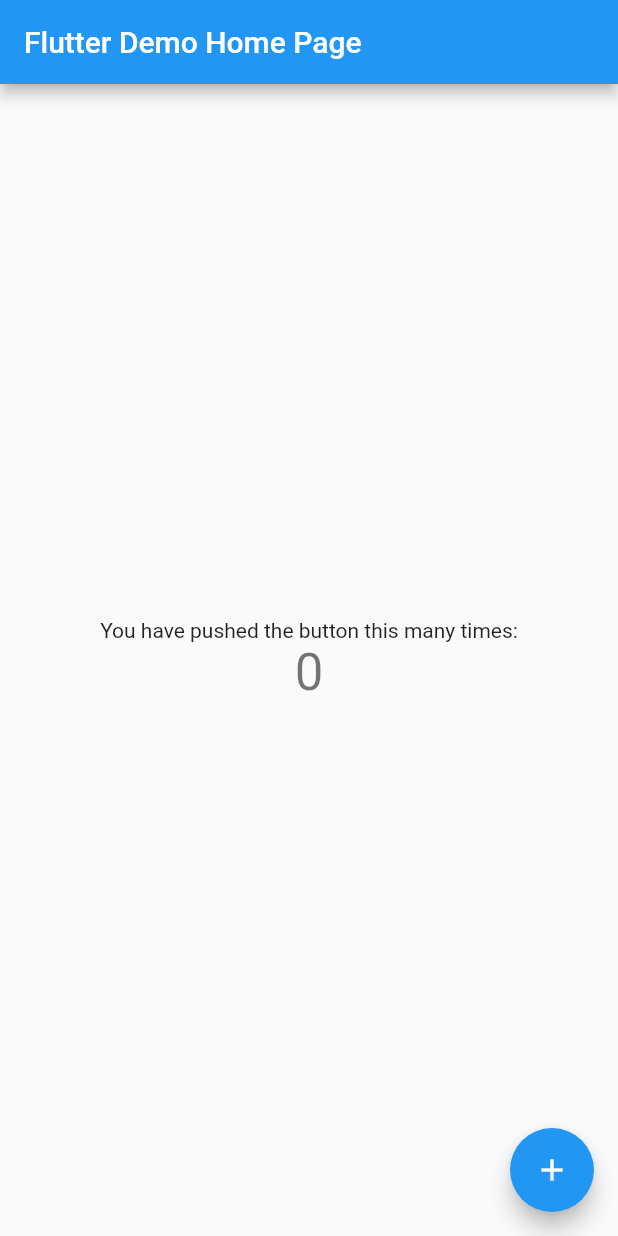
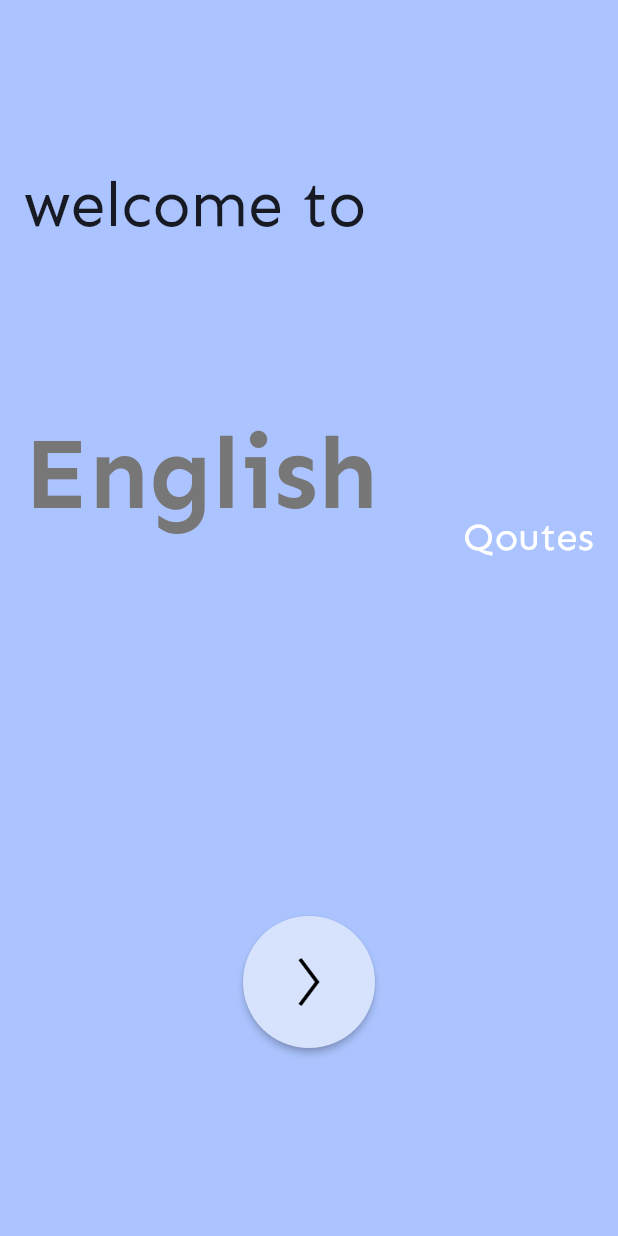
Before and after one commit to ducchungtx/flutter-english-card, a Flutter app: the screen it shows after launch, on a phone screen of 412 x 824 dp. Run offline on Flutter 3.47's test engine with Material 2 defaults, Android fonts, the phone set to English and light mode, and no system bars.

Commit message:
Add home_page, landing_page

```diff
--- a/lib/main.dart
+++ b/lib/main.dart
@@ -1,3 +1,4 @@
+import './pages/landing_page.dart';
 import 'package:flutter/material.dart';
 
 void main() {
@@ -10,106 +11,9 @@ class MyApp extends StatelessWidget {
   // This widget is the root of your application.
   @override
   Widget build(BuildContext context) {
-    return MaterialApp(
+    return const MaterialApp(
       title: 'Flutter Demo',
-      theme: ThemeData(
-        // This is the theme of your application.
-        //
-        // Try running your application with "flutter run". You'll see the
-        // application has a blue toolbar. Then, without quitting the app, try
-        // changing the primarySwatch below to Colors.green and then invoke
-        // "hot reload" (press "r" in the console where you ran "flutter run",
-        // or simply save your changes to "hot reload" in a Flutter IDE).
-        // Notice that the counter didn't reset back to zero; the application
-        // is not restarted.
-        primarySwatch: Colors.blue,
-      ),
-      home: const MyHomePage(title: 'Flutter Demo Home Page'),
+      home: LandingPage(),
     );
   }
 }
-
-class MyHomePage extends StatefulWidget {
-  const MyHomePage({Key? key, required this.title}) : super(key: key);
-
-  // This widget is the home page of your application. It is stateful, meaning
-  // that it has a State object (defined below) that contains fields that affect
-  // how it looks.
-
-  // This class is the configuration for the state. It holds the values (in this
-  // case the title) provided by the parent (in this case the App widget) and
-  // used by the build method of the State. Fields in a Widget subclass are
-  // always marked "final".
-
-  final String title;
-
-  @override
-  State<MyHomePage> createState() => _MyHomePageState();
-}
-
-class _MyHomePageState extends State<MyHomePage> {
-  int _counter = 0;
-
-  void _incrementCounter() {
-    setState(() {
-      // This call to setState tells the Flutter framework that something has
-      // changed in this State, which causes it to rerun the build method below
-      // so that the display can reflect the updated values. If we changed
-      // _counter without calling setState(), then the build method would not be
-      // called again, and so nothing would appear to happen.
-      _counter++;
-    });
-  }
-
-  @override
-  Widget build(BuildContext context) {
-    // This method is rerun every time setState is called, for instance as done
-    // by the _incrementCounter method above.
-    //
-    // The Flutter framework has been optimized to make rerunning build methods
-    // fast, so that you can just rebuild anything that needs updating rather
-    // than having to individually change instances of widgets.
-    return Scaffold(
-      appBar: AppBar(
-        // Here we take the value from the MyHomePage object that was created by
-        // the App.build method, and use it to set our appbar title.
-        title: Text(widget.title),
-      ),
-      body: Center(
-        // Center is a layout widget. It takes a single child and positions it
-        // in the middle of the parent.
-        child: Column(
-          // Column is also a layout widget. It takes a list of children and
-          // arranges them vertically. By default, it sizes itself to fit its
-          // children horizontally, and tries to be as tall as its parent.
-          //
-          // Invoke "debug painting" (press "p" in the console, choose the
-          // "Toggle Debug Paint" action from the Flutter Inspector in Android
-          // Studio, or the "Toggle Debug Paint" command in Visual Studio Code)
-          // to see the wireframe for each widget.
-          //
-          // Column has various properties to control how it sizes itself and
-          // how it positions its children. Here we use mainAxisAlignment to
-          // center the children vertically; the main axis here is the vertical
-          // axis because Columns are vertical (the cross axis would be
-          // horizontal).
-          mainAxisAlignment: MainAxisAlignment.center,
-          children: <Widget>[
-            const Text(
-              'You have pushed the button this many times:',
-            ),
-            Text(
-              '$_counter',
-              style: Theme.of(context).textTheme.headline4,
-            ),
-          ],
-        ),
-      ),
-      floatingActionButton: FloatingActionButton(
-        onPressed: _incrementCounter,
-        tooltip: 'Increment',
-        child: const Icon(Icons.add),
-      ), // This trailing comma makes auto-formatting nicer for build methods.
-    );
-  }
-}
--- a/lib/pages/landing_page.dart
+++ b/lib/pages/landing_page.dart
@@ -0,0 +1,65 @@
+import 'package:english_card/pages/home_page.dart';
+import 'package:flutter/material.dart';
+
+import '../values/app_assets.dart';
+import '../values/app_colors.dart';
+import '../values/app_styles.dart';
+
+class LandingPage extends StatelessWidget {
+  const LandingPage({Key? key}) : super(key: key);
+
+  @override
+  Widget build(BuildContext context) {
+    // SystemChrome.setEnabledSystemUIMode(SystemUiMode.immersiveSticky); -> ẩn status
+    return Scaffold(
+      backgroundColor: AppColor.primaryColor,
+      body: Padding(
+        padding: const EdgeInsets.symmetric(horizontal: 16),
+        child: Column(
+          children: <Widget>[
+            Expanded(
+                child: Container(
+              alignment: Alignment.centerLeft,
+              child: const Text(
+                'welcome to ',
+                style: TextStyle(fontSize: 42, fontFamily: 'sen'),
+              ),
+            )),
+            Expanded(
+              child: Column(
+                crossAxisAlignment: CrossAxisAlignment.stretch,
+                children: <Widget>[
+                  Text(
+                    'English',
+                    style: AppStyles.h2.copyWith(
+                        color: AppColor.blackGrey, fontWeight: FontWeight.bold),
+                  ),
+                  Text(
+                    'Qoutes',
+                    textAlign: TextAlign.right,
+                    style: AppStyles.h4.copyWith(height: 0.5),
+                  ),
+                ],
+              ),
+            ),
+            Expanded(
+                child: Padding(
+              padding: const EdgeInsets.only(bottom: 64),
+              child: RawMaterialButton(
+                shape: const CircleBorder(),
+                fillColor: AppColor.lightBlue,
+                onPressed: () {
+                  Navigator.pushAndRemoveUntil(
+                      context,
+                      MaterialPageRoute(builder: (_) => HomePage()),
+                      (route) => false);
+                },
+                child: Image.asset(AppAssets.rightArrow),
+              ),
+            )),
+          ],
+        ),
+      ),
+    );
+  }
+}
--- a/lib/values/app_styles.dart
+++ b/lib/values/app_styles.dart
@@ -1,3 +1,22 @@
-/**
- * Style of Text, Button...
- */
+import 'package:flutter/material.dart';
+
+/// Style of Text, Button...
+
+class FontFamily {
+  static const sen = 'Sen';
+}
+
+class AppStyles {
+  static TextStyle h1 = const TextStyle(
+      fontFamily: FontFamily.sen, fontSize: 109.66, color: Colors.white);
+  static TextStyle h2 = const TextStyle(
+      fontFamily: FontFamily.sen, fontSize: 67.77, color: Colors.white);
+  static TextStyle h3 = const TextStyle(
+      fontFamily: FontFamily.sen, fontSize: 41.89, color: Colors.white);
+  static TextStyle h4 = const TextStyle(
+      fontFamily: FontFamily.sen, fontSize: 25.89, color: Colors.white);
+  static TextStyle h5 = const TextStyle(
+      fontFamily: FontFamily.sen, fontSize: 16, color: Colors.white);
+  static TextStyle h6 = const TextStyle(
+      fontFamily: FontFamily.sen, fontSize: 9.89, color: Colors.white);
+}
--- a/pubspec.yaml
+++ b/pubspec.yaml
@@ -60,8 +60,8 @@ flutter:
   # To add assets to your application, add an assets section, like this:
   assets:
     - assets/images/
-    - assets/images/2x
-    - assets/images/3x
+    - assets/images/2x/
+    - assets/images/3x/
   #   - images/a_dot_ham.jpeg
 
   # An image asset can refer to one or more resolution-specific "variants", see
```
Also changed, not shown: lib/pages/home_page.dart (+69 -0 lines), assets/images/left-arrow.png (renamed from assets/images/left_arrow.png), assets/images/right-arrow.png (renamed from assets/images/right_arrow.png).
